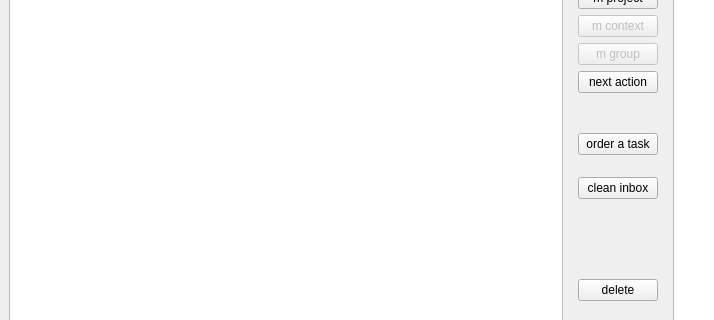
Before: the Qt Designer form src/zeitmaschine.ui in basmatix/zeitmaschine, drawn with Qt 5; both pictures show x 0 to 714 and y 183 to 503 of the 1132 by 680 pixel window.
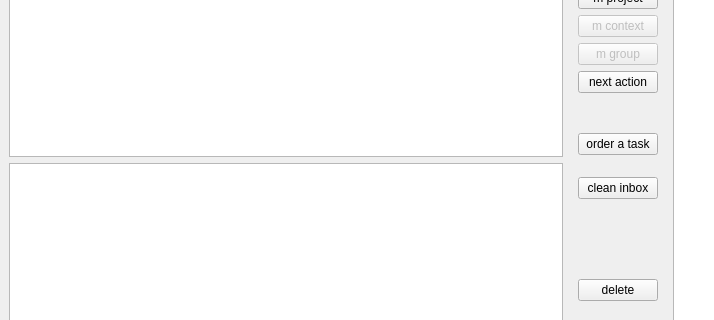
After: the same form once the commit is applied. Icons and pictures are not drawn. Custom widgets are drawn as their Qt base class.

```diff
--- a/src/zeitmaschine.ui
+++ b/src/zeitmaschine.ui
@@ -71,6 +71,9 @@
             </column>
            </widget>
           </item>
+          <item>
+           <widget class="QTreeView" name="tvMaster"/>
+          </item>
          </layout>
         </item>
        </layout>
```
Left out of the diff: 2 changed lines with no effect on the pictures.
